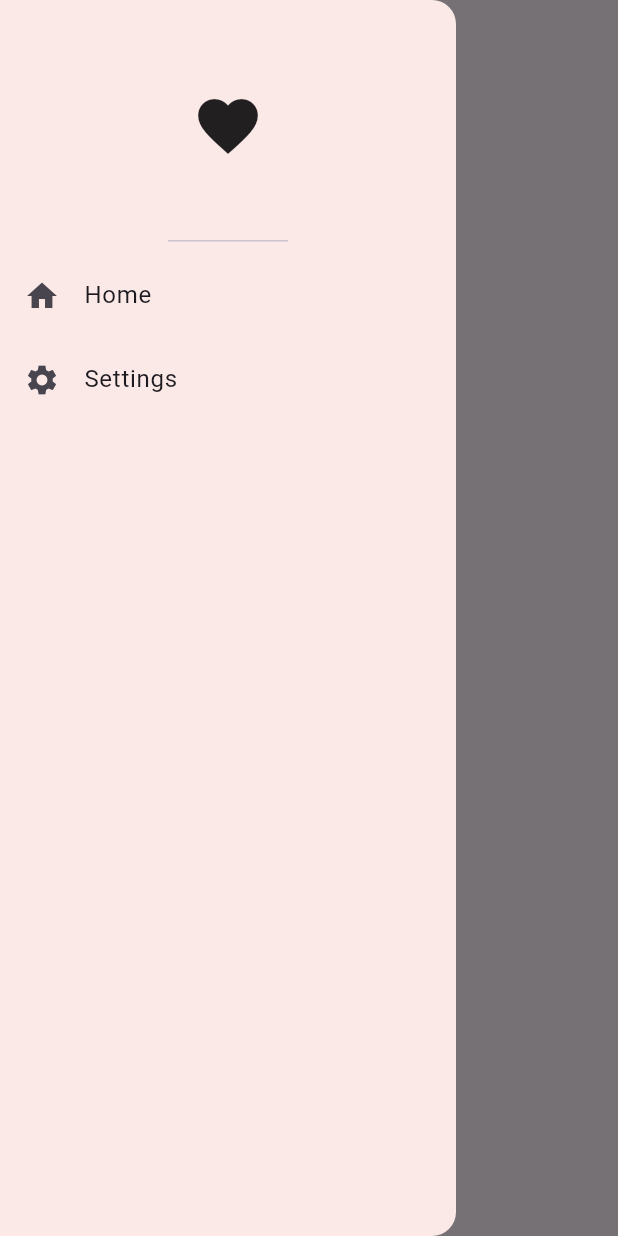
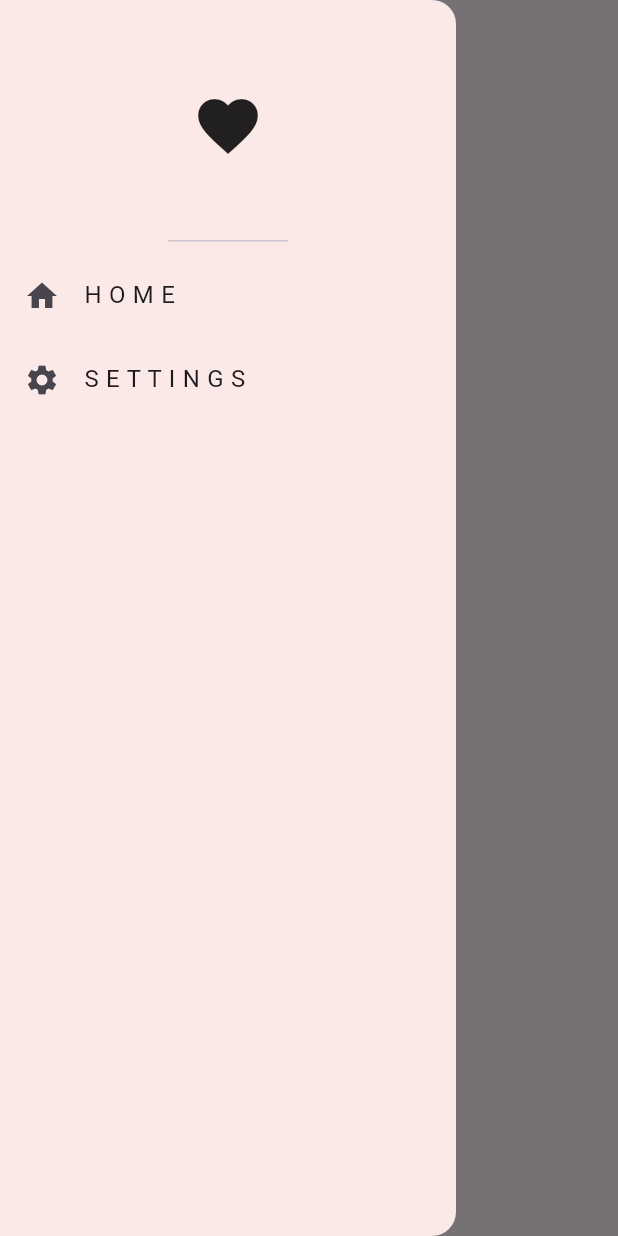
Before and after one commit to devfmgo/learning-flutter, a Flutter app: the screen it shows after launch, with the side drawer open, on a phone screen of 412 x 824 dp. Run offline on Flutter 3.47's test engine with Material 3 defaults, Android fonts, the light colour scheme and no system bars.

Commit message:
add menu drawer and link menu

```diff
--- a/lib/main.dart
+++ b/lib/main.dart
@@ -1,7 +1,8 @@
 // ignore_for_file: prefer_const_constructors
 
 import 'package:am_flutter/pages/first_page.dart';
-import 'package:am_flutter/pages/second_page.dart';
+import 'package:am_flutter/pages/home_page.dart';
+import 'package:am_flutter/pages/settings_page.dart';
 import 'package:flutter/material.dart';
 
 void main() {
@@ -17,7 +18,11 @@ class MyApp extends StatelessWidget {
     return MaterialApp(
       debugShowCheckedModeBanner: false,
       home: FirstPage(),
-      routes: {'/secondpage': (context) => SecondPage()},
+      routes: {
+        '/firstpage': (context) => FirstPage(),
+        '/homepage': (context) => HomePage(),
+        '/settings': (context) => SettingsPage()
+      },
     );
   }
 }
--- a/lib/pages/first_page.dart
+++ b/lib/pages/first_page.dart
@@ -9,7 +9,7 @@ class FirstPage extends StatelessWidget {
   Widget build(BuildContext context) {
     return Scaffold(
       appBar: AppBar(
-        title: const Text("First Page"),
+        title: const Text("First Pages"),
       ),
       drawer: Drawer(
         backgroundColor: Colors.deepOrange[50],
@@ -25,12 +25,22 @@ class FirstPage extends StatelessWidget {
             // home page list title
             ListTile(
               leading: Icon(Icons.home),
-              title: Text("Home"),
+              title: Text("H O M E"),
+              onTap: () {
+                //pop drawer first
+                Navigator.pop(context);
+                //got to home page
+                Navigator.pushNamed(context, '/homepage');
+              },
             ),
             // setting page list title
             ListTile(
               leading: Icon(Icons.settings),
-              title: Text("Settings"),
+              title: Text("S E T T I N G S"),
+              onTap: () {
+                // go to setting
+                Navigator.pushNamed(context, '/settings');
+              },
             ),
           ],
         ),
```
Also changed, not shown: lib/pages/home_page.dart (added, +16 -0 lines), lib/pages/settings_page.dart (added, +16 -0 lines).
